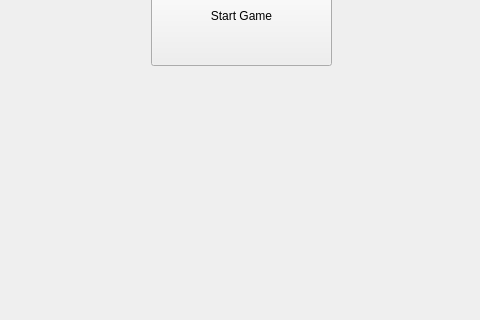
This is exp/mainwindow.ui in SahibAlMowt/Monopoly as Qt 5 draws it before an edit; both pictures show x 169 to 649 and y 185 to 505 of the 800 by 600 pixel window. The edited form follows.
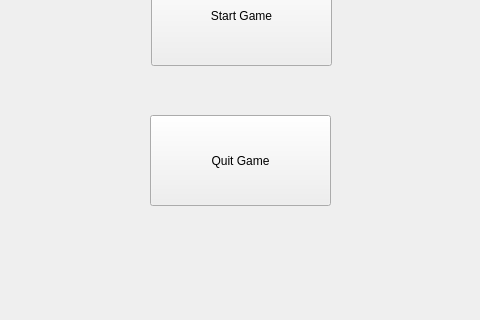
This is the edited form.

```diff
--- a/exp/mainwindow.ui
+++ b/exp/mainwindow.ui
@@ -27,6 +27,19 @@
      <string>Start Game</string>
     </property>
    </widget>
+   <widget class="QPushButton" name="quit_main_menu">
+    <property name="geometry">
+     <rect>
+      <x>319</x>
+      <y>300</y>
+      <width>181</width>
+      <height>91</height>
+     </rect>
+    </property>
+    <property name="text">
+     <string>Quit Game</string>
+    </property>
+   </widget>
   </widget>
   <widget class="QMenuBar" name="menubar">
    <property name="geometry">
```
